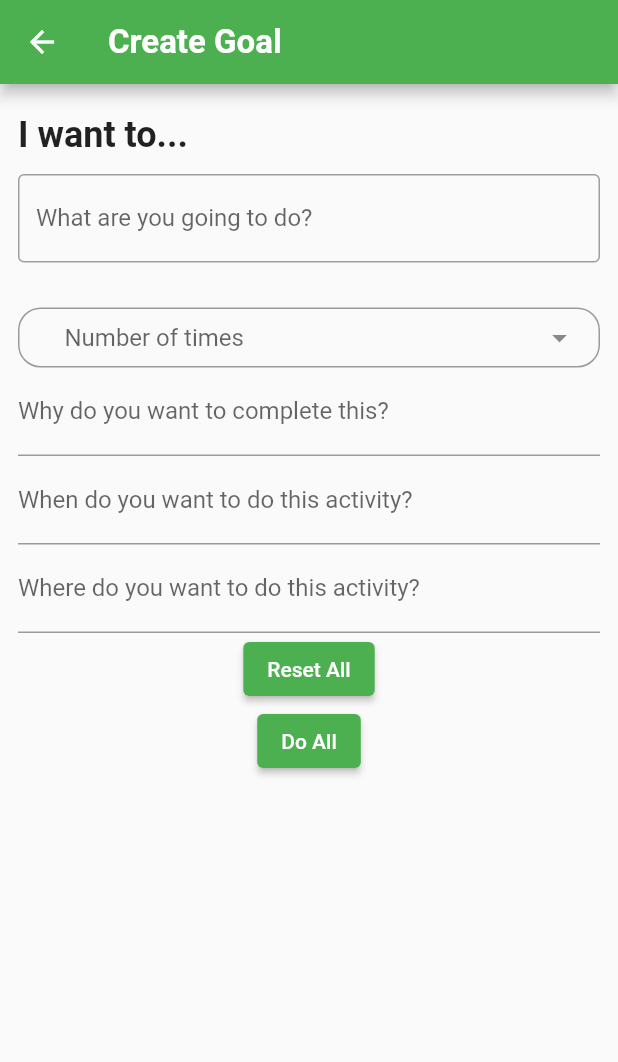
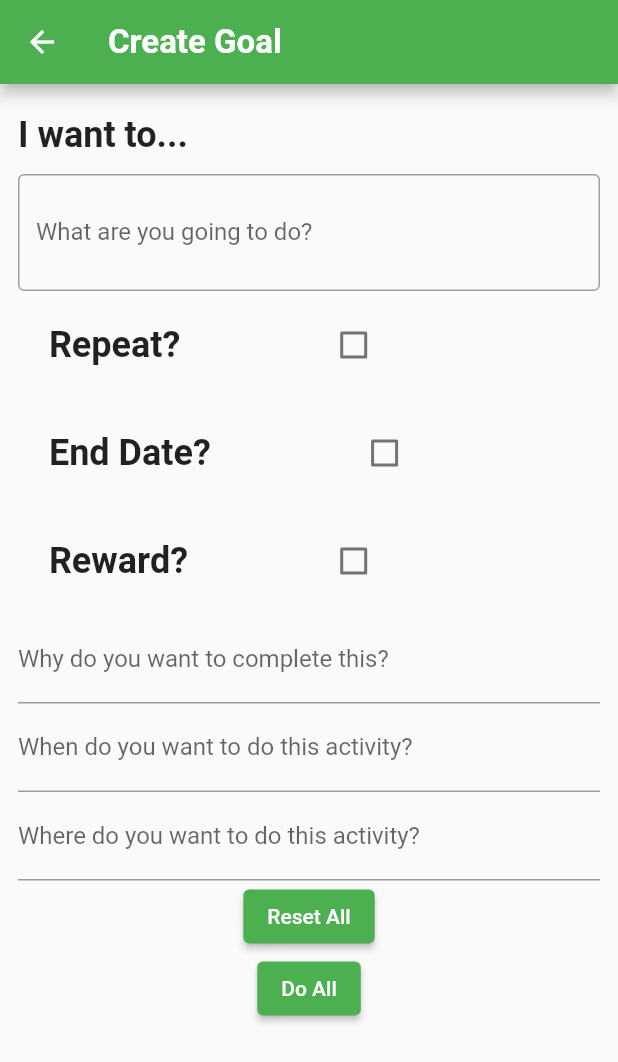
Before and after one commit to ALarsonPi/goalsApp, a Flutter app: the NewGoalScreen screen opened directly, on a phone screen of 412 x 824 dp. Shown: the top 1062 px of the screen. Run offline on Flutter 3.47's test engine with Material 2 defaults, Android fonts, the phone set to English and light mode, and no system bars; drawn by our look-alikes of flutter_form_builder; our stand-ins replace auto_size_text, carousel_indicator, carousel_slider, dropdown_button2, image_cropper, image_picker and 7 more; missing offline and left inert: network_to_file_image, reorderable_carousel; network calls fail.

Commit message:
Added circle background to back and settings menu buttons in individual priority and then continued creating the new goal form

```diff
--- a/goals_app/lib/Screens/Goals/newGoalScreen.dart
+++ b/goals_app/lib/Screens/Goals/newGoalScreen.dart
@@ -1,5 +1,7 @@
+import 'package:dropdown_button2/custom_dropdown_button2.dart';
 import 'package:dropdown_button2/dropdown_button2.dart';
 import 'package:flutter/material.dart';
+import 'package:flutter/services.dart';
 import 'package:flutter_form_builder/flutter_form_builder.dart';
 
 class NewGoalScreen extends StatefulWidget {
@@ -14,26 +16,30 @@ class NewGoalScreen extends StatefulWidget {
 class _NewGoalScreen extends State<NewGoalScreen> {
   final _formKey = GlobalKey<FormBuilderState>();
 
-  List<String> possibleTimeFrames = List.empty(growable: true);
-  List<String> helperWords = List.empty(growable: true);
+  bool shouldShowRepeatContent = false;
+  bool shouldShowDateContent = false;
+  bool shouldShowRewardContent = false;
+  DateTime? currentDate =
+      DateTime(DateTime.now().year, DateTime.now().month, DateTime.now().day);
+  DateTime todaysDate =
+      DateTime(DateTime.now().year, DateTime.now().month, DateTime.now().day);
 
   @override
   void initState() {
-    possibleTimeFrames.add("day");
-    possibleTimeFrames.add("week");
-    possibleTimeFrames.add("month");
-    possibleTimeFrames.add("3 months");
-    possibleTimeFrames.add("6 months");
-    possibleTimeFrames.add("9 months");
-    possibleTimeFrames.add("year");
-    possibleTimeFrames.add("2 years");
-    possibleTimeFrames.add("5 years");
-    possibleTimeFrames.add("10 years");
+    super.initState();
+  }
 
-    helperWords.add("per");
-    helperWords.add("by");
-    helperWords.add("in a");
-    super.initState();
+  showFlutterDatePicker() async {
+    DateTime? newDate = await showDatePicker(
+      context: context,
+      initialDate: todaysDate,
+      firstDate: todaysDate,
+      lastDate: DateTime(2100),
+    );
+    setState(() {
+      currentDate = newDate;
+      currentDate ??= todaysDate;
+    });
   }
 
   @override
@@ -90,6 +96,8 @@ class _NewGoalScreen extends State<NewGoalScreen> {
                 ),
                 FormBuilderTextField(
                   name: "goal",
+                  minLines: 2,
+                  maxLines: 4,
                   decoration: const InputDecoration(
                     labelText: "What are you going to do?",
                     floatingLabelAlignment: FloatingLabelAlignment.start,
@@ -107,41 +115,135 @@ class _NewGoalScreen extends State<NewGoalScreen> {
                     //),
                   ),
                 ),
-                const SizedBox(height: 30),
-                DropdownButtonFormField2(
-                    buttonPadding:
-                        const EdgeInsets.only(left: 15.0, right: 15.0),
-                    buttonHeight: 40.0,
-                    decoration: InputDecoration(
-                      isDense: true,
-                      contentPadding: EdgeInsets.zero,
-                      border: OutlineInputBorder(
-                          borderRadius: BorderRadius.circular(15.0)),
-                    ),
-                    isExpanded: true,
-                    scrollbarAlwaysShow: true,
-                    hint: const Text('Number of times'),
-                    icon: const Icon(
-                      Icons.arrow_drop_down,
-                      color: Colors.black45,
-                    ),
-                    items: possibleTimeFrames
-                        .map((item) => DropdownMenuItem<String>(
-                            value: item,
-                            child: Text(item,
-                                style: const TextStyle(
-                                  fontSize: 14,
-                                ))))
-                        .toList(),
+                Padding(
+                  padding: EdgeInsets.only(
+                      left: MediaQuery.of(context).size.width * 0.05,
+                      right: MediaQuery.of(context).size.width * 0.35),
+                  child: FormBuilderCheckbox(
+                    controlAffinity: ListTileControlAffinity.trailing,
+                    name: "Repeat",
+                    title: const Text("Repeat?",
+                        style: TextStyle(
+                            fontSize: 24, fontWeight: FontWeight.bold)),
+                    onChanged: ((value) => {
+                          setState(() {
+                            shouldShowRepeatContent = value!;
+                          }),
+                        }),
+                  ),
+                ),
+                if (shouldShowRepeatContent)
+                  FormBuilderTextField(
+                    maxLines: 1,
+                    minLines: 1,
+                    name: "numRepeat",
                     validator: (value) {
-                      if (value == null) {
-                        return 'Please select time frame.';
+                      if (value == null || value == '') {
+                        return 'Please select a number';
+                      } else if (int.parse(value) > 1000) {
+                        return 'Please select a realistic number';
                       }
                     },
-                    onChanged: (value) {},
-                    onSaved: (value) {}
-                    //name: "numTimes", items: [DropdownMenuItem(child: child)])
+                    keyboardType: TextInputType.number,
+                    inputFormatters: [
+                      FilteringTextInputFormatter.digitsOnly,
+                    ], // Only numbers can be entered
+
+                    decoration: const InputDecoration(
+                      labelText: "Enter number of times to repeat",
+                      hintText: '',
+                      floatingLabelAlignment: FloatingLabelAlignment.start,
+                      hintStyle: TextStyle(fontStyle: FontStyle.italic),
+                      enabledBorder: OutlineInputBorder(
+                        borderSide: BorderSide(width: 1, color: Colors.grey),
+                      ),
+                      focusedBorder: OutlineInputBorder(
+                        borderSide: BorderSide(width: 1.5, color: Colors.green),
+                      ),
                     ),
+                  ),
+                Padding(
+                  padding: EdgeInsets.only(
+                      left: MediaQuery.of(context).size.width * 0.05,
+                      right: MediaQuery.of(context).size.width * 0.3),
+                  child: FormBuilderCheckbox(
+                    controlAffinity: ListTileControlAffinity.trailing,
+                    name: "Date",
+                    title: const Text("End Date?",
+                        style: TextStyle(
+                            fontSize: 24, fontWeight: FontWeight.bold)),
+                    onChanged: ((value) => {
+                          setState(() {
+                            shouldShowDateContent = value!;
+                          }),
+                        }),
+                  ),
+                ),
+                if (shouldShowDateContent)
+                  Row(
+                    children: [
+                      ElevatedButton(
+                          onPressed: () => {
+                                showFlutterDatePicker(),
+                                // setState(() {
+                                //   if (showFlutterDatePicker() != null) {
+                                //     currentDate = showFlutterDatePicker();
+                                //   }
+                                // }),
+                              },
+                          child: const Text("Select Date")),
+                      Text(
+                          '${currentDate?.year}/${currentDate?.month}/${currentDate?.day}',
+                          style: const TextStyle(fontStyle: FontStyle.italic)),
+                    ],
+                  ),
+                Padding(
+                  padding: EdgeInsets.only(
+                      left: MediaQuery.of(context).size.width * 0.05,
+                      right: MediaQuery.of(context).size.width * 0.35),
+                  child: FormBuilderCheckbox(
+                    controlAffinity: ListTileControlAffinity.trailing,
+                    name: "reward",
+                    title: const Text("Reward?",
+                        style: TextStyle(
+                            fontSize: 24, fontWeight: FontWeight.bold)),
+                    onChanged: ((value) => {
+                          setState(() {
+                            shouldShowRewardContent = value!;
+                          }),
+                        }),
+                  ),
+                ),
+                if (shouldShowRewardContent)
+                  FormBuilderTextField(
+                    maxLines: 1,
+                    minLines: 1,
+                    name: "rewardPicker",
+                    validator: (value) {
+                      if (value == null || value == '') {
+                        return 'Please select a number';
+                      } else if (int.parse(value) > 1000) {
+                        return 'Please select a realistic number';
+                      }
+                    },
+                    keyboardType: TextInputType.number,
+                    inputFormatters: [
+                      FilteringTextInputFormatter.digitsOnly,
+                    ], // Only numbers can be entered
+
+                    decoration: const InputDecoration(
+                      labelText: "Enter number of times to repeat",
+                      hintText: '',
+                      floatingLabelAlignment: FloatingLabelAlignment.start,
+                      hintStyle: TextStyle(fontStyle: FontStyle.italic),
+                      enabledBorder: OutlineInputBorder(
+                        borderSide: BorderSide(width: 1, color: Colors.grey),
+                      ),
+                      focusedBorder: OutlineInputBorder(
+                        borderSide: BorderSide(width: 1.5, color: Colors.green),
+                      ),
+                    ),
+                  ),
                 FormBuilderTextField(
                   name: "why",
                   decoration: const InputDecoration(
--- a/goals_app/lib/Screens/Priorities/prioritiesHome.dart
+++ b/goals_app/lib/Screens/Priorities/prioritiesHome.dart
@@ -1,5 +1,5 @@
 import 'package:flutter/material.dart';
-import 'package:goals_app/Unused/rowExample.dart';
+import 'package:goals_app/Screens/Priorities/rowExample.dart';
 import 'package:goals_app/Widgets/Priorities/priorityCard.dart';
 import 'package:reorderable_carousel/reorderable_carousel.dart';
 import 'package:toast/toast.dart';
```
Also changed, not shown: goals_app/lib/Screens/Priorities/individualPriority.dart (+17 -3 lines), goals_app/lib/Screens/Priorities/reorderCarousel.dart (+5 -3 lines), goals_app/lib/Screens/Priorities/rowExample.dart (added, +167 -0 lines), goals_app/lib/Unused/rowExample.dart (deleted, +0 -155 lines).
